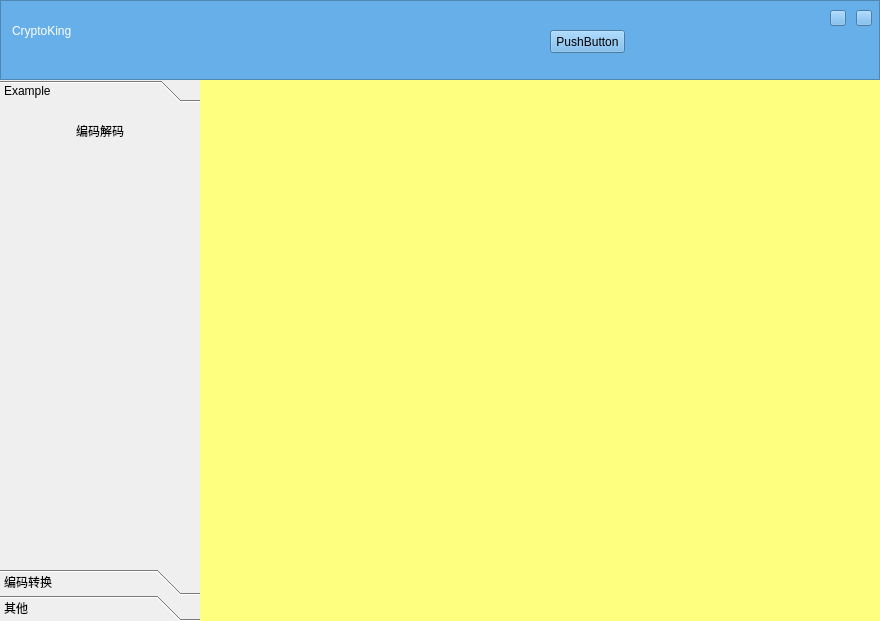
Before: the Qt Designer form ui/Forms/MainForm.ui in tanyiqu/CryptoKing, drawn with Qt 5.
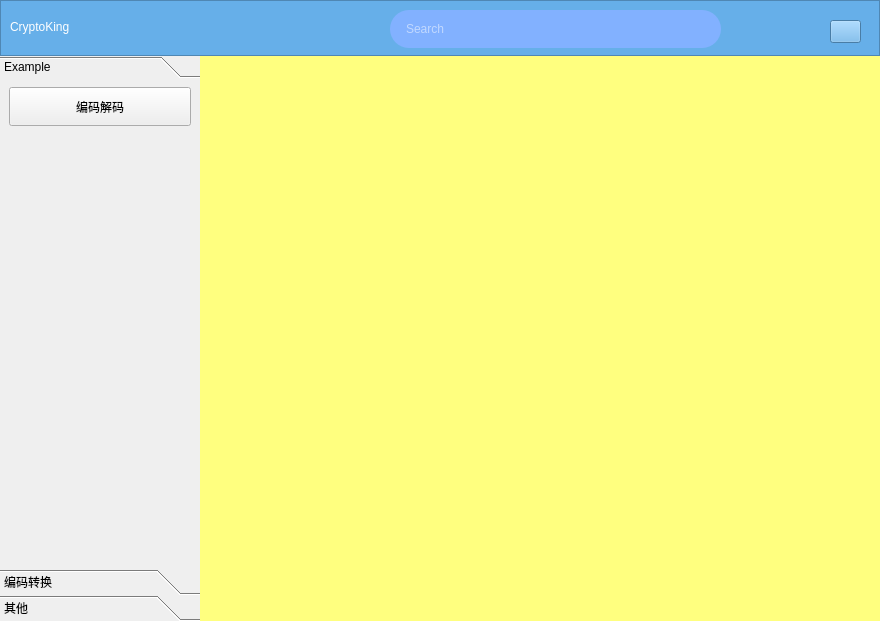
After: the same form once the commit is applied.

Commit message: 修改部分

```diff
--- a/ui/Forms/MainForm.ui
+++ b/ui/Forms/MainForm.ui
@@ -58,7 +58,7 @@
         <property name="minimumSize">
          <size>
           <width>0</width>
-          <height>80</height>
+          <height>56</height>
          </size>
         </property>
         <property name="styleSheet">
@@ -70,43 +70,11 @@
         <property name="frameShadow">
          <enum>QFrame::Raised</enum>
         </property>
-        <widget class="QPushButton" name="btn_close">
-         <property name="geometry">
-          <rect>
-           <x>856</x>
-           <y>10</y>
-           <width>16</width>
-           <height>16</height>
-          </rect>
-         </property>
-         <property name="cursor">
-          <cursorShape>PointingHandCursor</cursorShape>
-         </property>
-         <property name="text">
-          <string/>
-         </property>
-        </widget>
-        <widget class="QPushButton" name="btn_min">
-         <property name="geometry">
-          <rect>
-           <x>830</x>
-           <y>10</y>
-           <width>16</width>
-           <height>16</height>
-          </rect>
-         </property>
-         <property name="cursor">
-          <cursorShape>PointingHandCursor</cursorShape>
-         </property>
-         <property name="text">
-          <string/>
-         </property>
-        </widget>
         <widget class="QLabel" name="lbl_app_name">
          <property name="geometry">
           <rect>
-           <x>12</x>
-           <y>10</y>
+           <x>10</x>
+           <y>6</y>
            <width>181</width>
            <height>41</height>
           </rect>
@@ -119,17 +87,76 @@
           <string>CryptoKing</string>
          </property>
         </widget>
-        <widget class="QPushButton" name="btn_search">
+        <widget class="QWidget" name="widget_2" native="true">
          <property name="geometry">
           <rect>
-           <x>550</x>
-           <y>30</y>
-           <width>75</width>
+           <x>390</x>
+           <y>10</y>
+           <width>331</width>
+           <height>38</height>
+          </rect>
+         </property>
+         <property name="minimumSize">
+          <size>
+           <width>252</width>
+           <height>38</height>
+          </size>
+         </property>
+         <property name="maximumSize">
+          <size>
+           <width>16777215</width>
+           <height>38</height>
+          </size>
+         </property>
+         <property name="styleSheet">
+          <string notr="true">background:transent;
+
+background-color: #82b1ff;
+
+border-radius : 19px;</string>
+         </property>
+         <layout class="QHBoxLayout" name="horizontalLayout_2">
+          <property name="spacing">
+           <number>0</number>
+          </property>
+          <property name="leftMargin">
+           <number>0</number>
+          </property>
+          <property name="topMargin">
+           <number>0</number>
+          </property>
+          <property name="rightMargin">
+           <number>0</number>
+          </property>
+          <property name="bottomMargin">
+           <number>0</number>
+          </property>
+          <item>
+           <widget class="QLineEdit" name="lineEdit">
+            <property name="styleSheet">
+             <string notr="true">margin: 10px;
+font: 13pt &quot;微软雅黑&quot;;
+padding: 0 4px;
+color: #fff;</string>
+            </property>
+            <property name="placeholderText">
+             <string>Search</string>
+            </property>
+           </widget>
+          </item>
+         </layout>
+        </widget>
+        <widget class="QPushButton" name="btn_github">
+         <property name="geometry">
+          <rect>
+           <x>830</x>
+           <y>20</y>
+           <width>31</width>
            <height>23</height>
           </rect>
          </property>
          <property name="text">
-          <string>PushButton</string>
+          <string/>
          </property>
         </widget>
        </widget>
@@ -170,7 +197,7 @@
             </size>
            </property>
            <property name="styleSheet">
-            <string notr="true">border-radius: 100px;</string>
+            <string notr="true"/>
            </property>
            <layout class="QVBoxLayout" name="verticalLayout">
             <property name="spacing">
@@ -258,7 +285,7 @@
                  <x>0</x>
                  <y>0</y>
                  <width>200</width>
-                 <height>421</height>
+                 <height>445</height>
                 </rect>
                </property>
                <attribute name="label">
```
Left out of the diff: 4 changed lines with no effect on the pictures. The commit also changes 2 other files.
